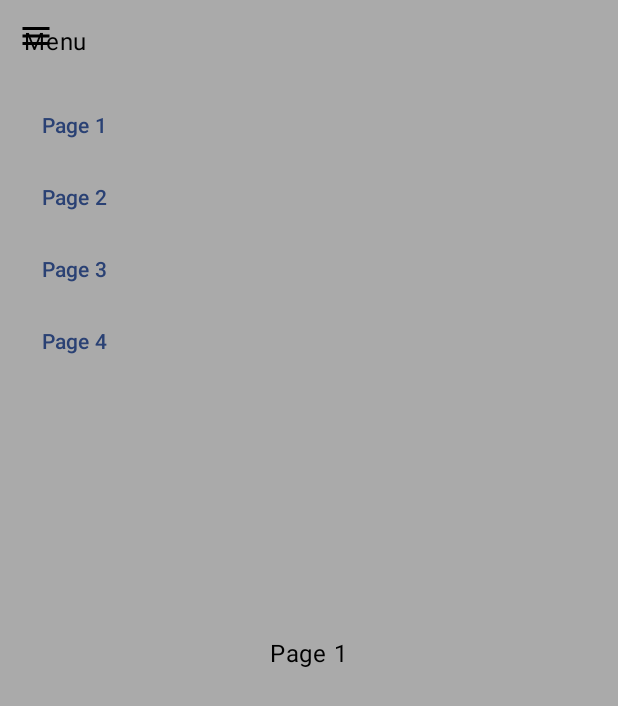
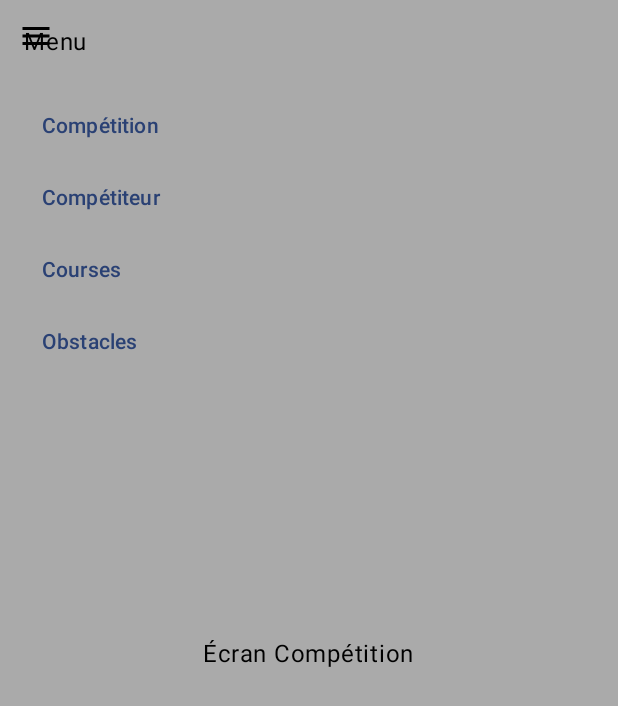
Before and after one commit to 6pri2/ApplicationParkour, an Android app built with Jetpack Compose: the screen it shows after launch (MainActivity), after a tap on "Open Drawer", on a phone screen of 412 x 824 dp. Shown: the top 706 px of the screen. Run offline under Robolectric (Android 15) with nearby library versions, the phone set to English and light mode, and no system bars.

Commit message:
modification sliding menu

```diff
--- a/app/src/main/java/com/example/applicationparkour/MainActivity.kt
+++ b/app/src/main/java/com/example/applicationparkour/MainActivity.kt
@@ -29,10 +29,9 @@ class MainActivity : ComponentActivity() {
                 ModalNavigationDrawer(
                     drawerState = drawerState,
                     drawerContent = {
-                        SlidingMenu(setPage = {
-                            page -> currentPage = page
+                        SlidingMenu(setPage = { page ->
+                            currentPage = page
                             scope.launch { drawerState.close() }
-
                         })
                     }
                 ) {
@@ -61,29 +60,55 @@ fun MainContent(currentPage: Int, openDrawer: () -> Unit) {
 
         // Affichage de la page en fonction de currentPage
         Box(modifier = Modifier.fillMaxSize(), contentAlignment = Alignment.Center) {
-            Text("Page ${currentPage + 1}")
+            when (currentPage) {
+                0 -> CompetitionScreen()
+                1 -> CompetitorScreen()
+                2 -> CoursesScreen()
+                3 -> ObstaclesScreen()
+            }
         }
     }
 }
 
 @Composable
 fun SlidingMenu(setPage: (Int) -> Unit) {
+    val menuItems = listOf("Compétition", "Compétiteur", "Courses", "Obstacles")
+
     Column(modifier = Modifier.fillMaxWidth().padding(16.dp)) {
         Text(text = "Menu")
         Spacer(modifier = Modifier.height(20.dp))
 
-        // Liste des pages
-        for (i in 0..3) {
-            TextButton(onClick = { setPage(i) }) {
-                Text("Page ${i + 1}")
+        menuItems.forEachIndexed { index, title ->
+            TextButton(onClick = { setPage(index) }) {
+                Text(title)
             }
         }
     }
 }
 
+@Composable
+fun CompetitionScreen() {
+    Text("Écran Compétition")
+}
+
+@Composable
+fun CompetitorScreen() {
+    Text("Écran Compétiteur")
+}
+
+@Composable
+fun CoursesScreen() {
+    Text("Écran Courses")
+}
+
+@Composable
+fun ObstaclesScreen() {
+    Text("Écran Obstacles")
+}
+
 @Preview(showBackground = true)
 @Composable
-fun GreetingPreview() {
+fun PreviewApp() {
     ApplicationParkourTheme {
         MainContent(currentPage = 0, openDrawer = {})
     }
```
